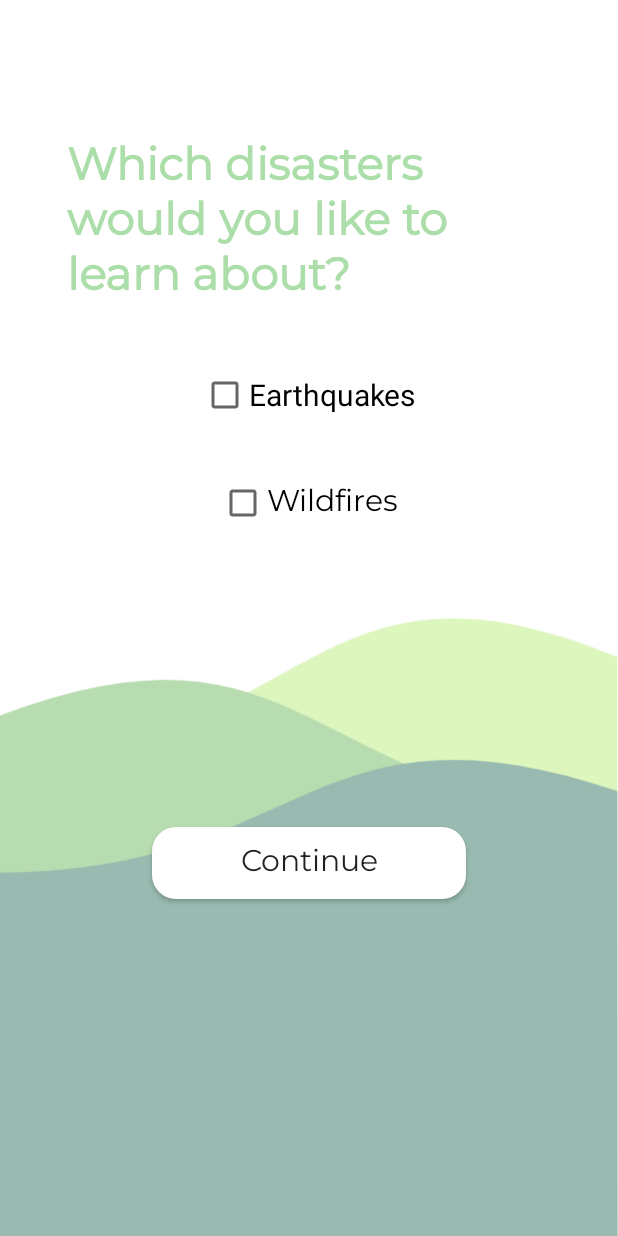
After one commit to scarletdiv0922/Terra2, an Android app: the layout activity_disasters.xml on its own in the app's theme, with its tools: preview values and no code run, on a phone screen of 412 x 824 dp. The commit adds this screen. Run offline under Robolectric (Android 15) with nearby library versions, the phone set to English and light mode, and no system bars.

Commit message:
Added checklist and disaster choice screens

```diff
--- /dev/null
+++ b/app/src/main/res/layout/activity_disasters.xml
@@ -0,0 +1,55 @@
+<?xml version="1.0" encoding="utf-8"?>
+<RelativeLayout xmlns:android="http://schemas.android.com/apk/res/android"
+    android:orientation="vertical" android:layout_width="match_parent"
+    android:layout_height="match_parent"
+    android:background="@drawable/terrabg1">
+
+    <TextView
+        android:id="@+id/question"
+        android:layout_width="500dp"
+        android:layout_height="wrap_content"
+        android:layout_centerHorizontal="true"
+        android:layout_marginStart="90dp"
+        android:layout_marginTop="90dp"
+        android:fontFamily="@font/montserrat"
+        android:text="Which disasters would you like to learn about?"
+        android:textColor="#acdeaa"
+        android:textSize="30sp"
+        android:textStyle="bold" />
+
+
+
+    <Button
+        android:id="@+id/sign_up_button"
+        android:layout_width="209dp"
+        android:layout_marginTop="200dp"
+        android:layout_height="wrap_content"
+        android:layout_centerHorizontal="true"
+        android:background="@drawable/radius"
+        android:fontFamily="@font/montserrat"
+        android:textSize="20sp"
+        android:layout_below="@id/checkBox2"
+        android:text="Continue"
+        android:textAllCaps="false"/>
+
+    <CheckBox
+        android:id="@+id/checkBox"
+        android:layout_width="wrap_content"
+        android:layout_height="wrap_content"
+        android:layout_below="@id/question"
+        android:layout_centerHorizontal="true"
+        android:layout_marginTop="40dp"
+        android:textSize="20dp"
+        android:text="Earthquakes" />
+
+    <CheckBox
+        android:id="@+id/checkBox2"
+        android:layout_width="wrap_content"
+        android:layout_height="wrap_content"
+        android:fontFamily="@font/montserrat"
+        android:layout_below="@id/checkBox"
+        android:layout_centerHorizontal="true"
+        android:layout_marginTop="40dp"
+        android:textSize="20dp"
+        android:text="Wildfires" />
+</RelativeLayout>
```
Also changed, not shown: app/src/main/res/layout/activity_before.xml (+1 -14 lines), app/src/main/res/layout/activity_checklist.xml (added, +43 -0 lines), app/src/main/res/drawable-v24/before.png (added).
